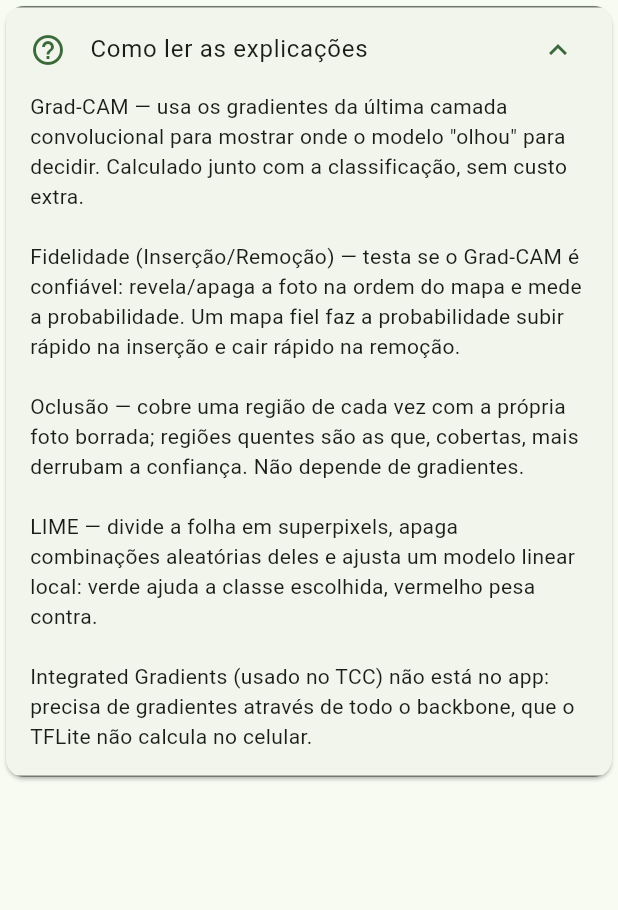
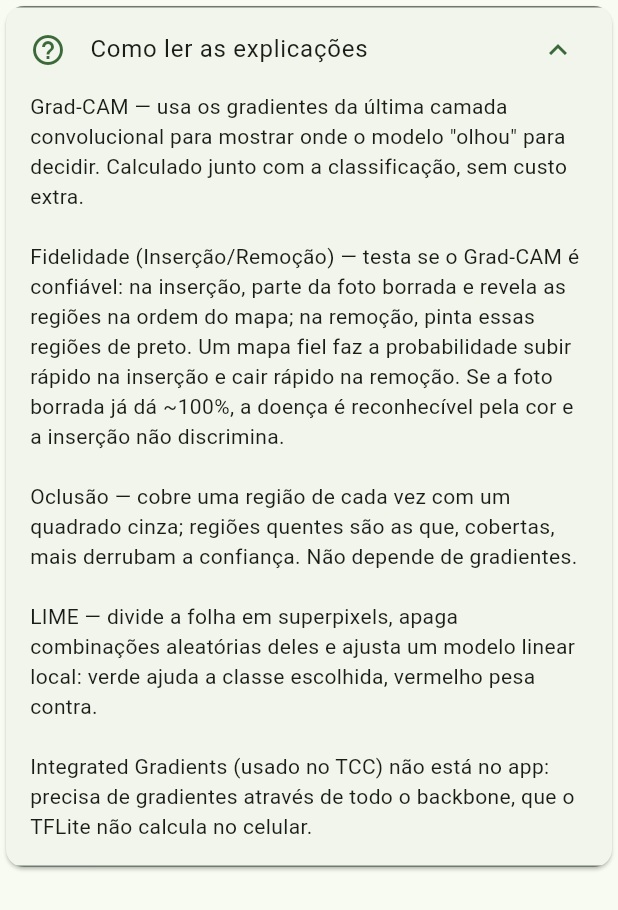
Before and after one commit to TiagoUdH/diagnostico-cafe, a Flutter app: the _SobreMetodos widget shown alone on an empty page, opened directly, after a tap on "Como ler as explicações", on a phone screen of 412 x 824 dp. Shown: the top 910 px of the screen. Run offline on Flutter 3.47's test engine with Material 3 defaults, Android fonts, the phone set to English and light mode, and no system bars; our stand-ins replace image_picker; missing offline and left inert: tflite_flutter.

Commit message:
fix: Corrigir build Android e substratos da Oclusão e da Remoção
- tflite_flutter 0.11.0 -> 0.12.1 (LiteRT 1.4): o TFLite 2.11 usado pela
  0.11 tem namespace duplicado e o Android Gradle Plugin atual recusa o build.
- gradle.properties: kotlin.jvm.target.validation.mode=warning (o plugin
  compila Java 1.8 e Kotlin 17).
- AndroidManifest: remover READ_PHONE_STATE e leitura/escrita do
  armazenamento, adicionadas implicitamente por uma biblioteca do TFLite e
  não usadas pelo app.
- Fidelidade do Grad-CAM: a remoção pinta de preto, como no RISE original
  (com borrão, cor e manchas sobreviviam e a remoção não derrubava a
  confiança: AUC de remoção ~1,0). Aviso quando a foto borrada já é
  reconhecida (>90%) e a inserção não discrimina.
- Oclusão: quadrado cinza (Zeiler & Fergus) em vez de borrão, pelo mesmo
  motivo.

Co-Authored-By: Claude Opus 5.5 <noreply@anthropic.com>

```diff
--- a/lib/ia/explicacoes.dart
+++ b/lib/ia/explicacoes.dart
@@ -42,8 +42,12 @@ MapaExplicacao gradCamDaClasse(Float32List gradcams, int classe, int altura, int
   );
 }
 
-/// Kernel do borrão usado como "imagem sem informação" (mesmo BLUR_KSIZE dos notebooks).
+/// Kernel do borrão que serve de ponto de partida da Inserção (mesmo BLUR_KSIZE dos notebooks).
 const tamanhoBorrao = 31;
+
+/// Cinza médio que cobre cada região na Oclusão (o quadrado cinza de Zeiler & Fergus, 2014). Um borrão não
+/// serve aqui: ele preserva cor e manchas grandes, e para ferrugem/cercosporiose a confiança nem caía.
+const cinzaOclusao = 127.5;
 
 // ── Sensibilidade à Oclusão (Zeiler & Fergus, 2014) ───────────────────────────────────────────────────────
 
@@ -57,7 +61,7 @@ class ResultadoOclusao {
   final double maiorQueda;
 }
 
-/// Cobre uma região de cada vez (com a versão borrada da própria foto) e mede quanto a probabilidade da
+/// Cobre uma região de cada vez com um quadrado cinza e mede quanto a probabilidade da
 /// [classe] cai. Só usa inferências -- funciona com qualquer modelo, inclusive quantizado.
 ResultadoOclusao oclusao(
   ExecutorModelo modelo,
@@ -67,7 +71,7 @@ ResultadoOclusao oclusao(
   Progresso? progresso,
 }) {
   final lado = modelo.lado;
-  final borrada = borrarGaussiano(entrada, lado, tamanhoBorrao);
+  final cinza = Float32List(entrada.length)..fillRange(0, entrada.length, cinzaOclusao);
   final pOriginal = modelo.probabilidades(entrada)[classe];
   final quedas = Float32List(grade * grade);
   final tamanhoCelula = lado / grade;
@@ -76,7 +80,7 @@ ResultadoOclusao oclusao(
   for (var cy = 0; cy < grade; cy++) {
     for (var cx = 0; cx < grade; cx++) {
       perturbada.setAll(0, entrada);
-      _copiarRegiao(perturbada, borrada, lado, (cx * tamanhoCelula).round(), (cy * tamanhoCelula).round(),
+      _copiarRegiao(perturbada, cinza, lado, (cx * tamanhoCelula).round(), (cy * tamanhoCelula).round(),
           ((cx + 1) * tamanhoCelula).round(), ((cy + 1) * tamanhoCelula).round());
       final p = modelo.probabilidades(perturbada)[classe];
       quedas[cy * grade + cx] = math.max(0, pOriginal - p);
@@ -105,8 +109,9 @@ class ResultadoFidelidade {
   double get score => aucInsercao - aucRemocao;
 }
 
-/// Mesmo procedimento de `curva_insercao_delecao` do mobilenet.ipynb: revela (inserção, a partir da foto
-/// borrada) ou apaga (remoção, a partir da original) as células do [mapa] da mais para a menos importante.
+/// Mesmo procedimento de `curva_insercao_delecao` do mobilenet.ipynb, com os substratos do RISE original:
+/// revela (inserção, a partir da foto borrada) ou pinta de PRETO (remoção, a partir da original) as células do
+/// [mapa] da mais para a menos importante.
 ResultadoFidelidade insercaoRemocao(
   ExecutorModelo modelo,
   Float32List entrada,
@@ -136,7 +141,7 @@ ResultadoFidelidade insercaoRemocao(
     return probs;
   }
 
-  return ResultadoFidelidade(curva(borrada, entrada), curva(entrada, borrada));
+  return ResultadoFidelidade(curva(borrada, entrada), curva(entrada, Float32List(entrada.length)));
 }
 
 // ── LIME por superpixels (Ribeiro et al., 2016) ──────────────────────────────────────────────────────────
--- a/lib/telas/tela_resultado.dart
+++ b/lib/telas/tela_resultado.dart
@@ -279,6 +279,15 @@ class _TelaResultadoState extends State<TelaResultado> {
                       Text('AUC Inserção: ${fid.aucInsercao.toStringAsFixed(3)} (maior é melhor)\n'
                           'AUC Remoção: ${fid.aucRemocao.toStringAsFixed(3)} (menor é melhor)\n'
                           'Score (Ins − Rem): ${fid.score.toStringAsFixed(3)}'),
+                      if (fid.curvaInsercao.first > 0.9) ...[
+                        const SizedBox(height: 8),
+                        Text(
+                          'A foto borrada já é reconhecida com '
+                          '${(fid.curvaInsercao.first * 100).toStringAsFixed(0)}% — a doença é identificável pela '
+                          'cor, então a curva de Inserção não discrimina. Avalie pela Remoção.',
+                          style: tema.textTheme.bodySmall?.copyWith(color: tema.colorScheme.onSurfaceVariant),
+                        ),
+                      ],
                     ],
                   ),
                 ),
@@ -469,10 +478,11 @@ class _SobreMetodos extends StatelessWidget {
           Text(
             'Grad-CAM — usa os gradientes da última camada convolucional para mostrar onde o modelo '
             '"olhou" para decidir. Calculado junto com a classificação, sem custo extra.\n\n'
-            'Fidelidade (Inserção/Remoção) — testa se o Grad-CAM é confiável: revela/apaga a foto na ordem '
-            'do mapa e mede a probabilidade. Um mapa fiel faz a probabilidade subir rápido na inserção e cair '
-            'rápido na remoção.\n\n'
-            'Oclusão — cobre uma região de cada vez com a própria foto borrada; regiões quentes são as que, '
+            'Fidelidade (Inserção/Remoção) — testa se o Grad-CAM é confiável: na inserção, parte da foto '
+            'borrada e revela as regiões na ordem do mapa; na remoção, pinta essas regiões de preto. Um mapa '
+            'fiel faz a probabilidade subir rápido na inserção e cair rápido na remoção. Se a foto borrada já '
+            'dá ~100%, a doença é reconhecível pela cor e a inserção não discrimina.\n\n'
+            'Oclusão — cobre uma região de cada vez com um quadrado cinza; regiões quentes são as que, '
             'cobertas, mais derrubam a confiança. Não depende de gradientes.\n\n'
             'LIME — divide a folha em superpixels, apaga combinações aleatórias deles e ajusta um modelo linear '
             'local: verde ajuda a classe escolhida, vermelho pesa contra.\n\n'
--- a/pubspec.yaml
+++ b/pubspec.yaml
@@ -9,7 +9,7 @@ environment:
 dependencies:
   flutter:
     sdk: flutter
-  tflite_flutter: ^0.11.0
+  tflite_flutter: ^0.12.1
   image_picker: ^1.1.2
   image: ^4.2.0
 
```
Also changed, not shown: pubspec.lock, 3 other files.
